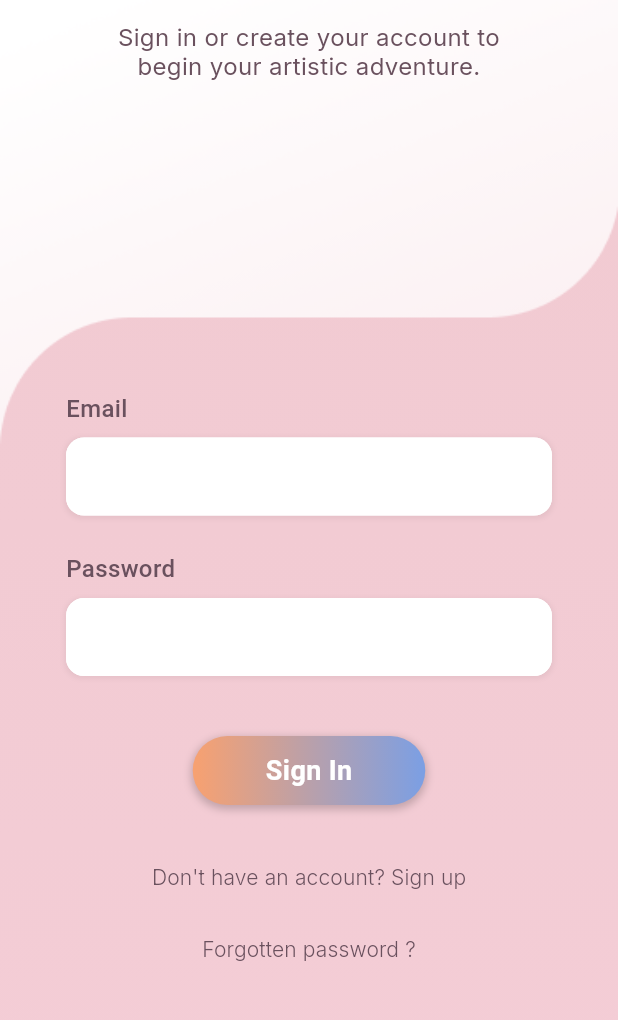
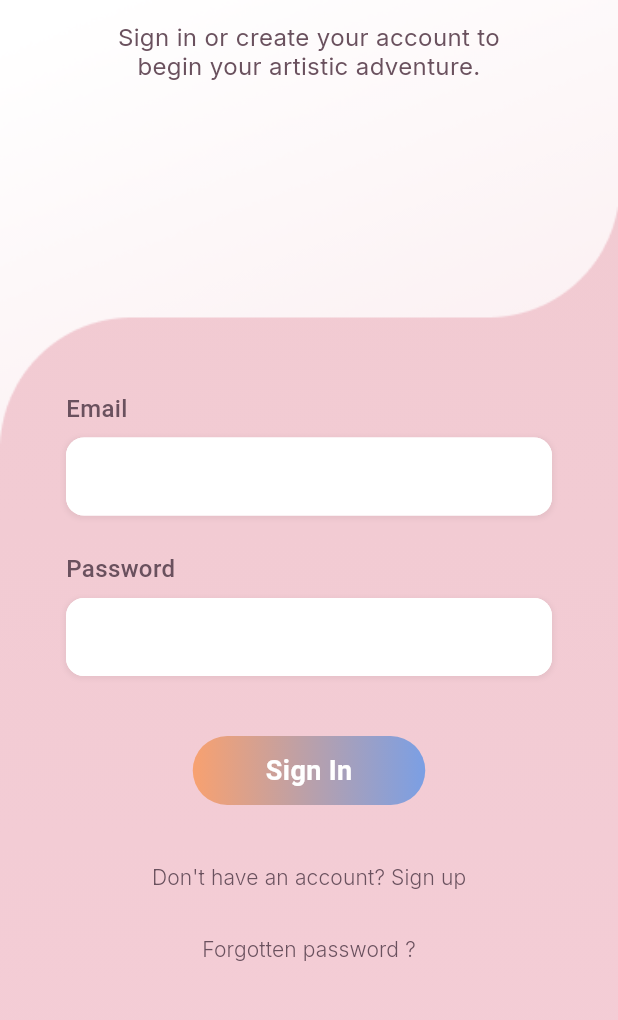
Before and after one commit to Artventuria/front, a Flutter app: the SignInPage screen opened directly, on a phone screen of 412 x 824 dp, the part 89-1109 px from its top. Run offline on Flutter 3.47's test engine with Material 3 defaults, Android fonts, the phone set to English and light mode, and no system bars; drawn by our look-alikes of auto_size_text; our stand-ins replace flutter_svg, google_fonts; missing offline and left inert: model_viewer_plus.

Commit message:
fix: update AuthButton widget styles for improved appearance

```diff
--- a/lib/widgets/auth/auth_button_widget.dart
+++ b/lib/widgets/auth/auth_button_widget.dart
@@ -29,14 +29,6 @@ class AuthButton extends StatelessWidget {
           ],
         ),
         borderRadius: BorderRadius.circular(23.0),
-        boxShadow: [
-          BoxShadow(
-            color: Colors.black.withValues(alpha: 0.2),
-            spreadRadius: 1,
-            blurRadius: 4,
-            offset: const Offset(0, 2),
-          ),
-        ],
       ),
       child: Material(
         color: Colors.transparent,
@@ -49,7 +41,7 @@ class AuthButton extends StatelessWidget {
               style: const TextStyle(
                 color: Colors.white,
                 fontSize: 18,
-                fontWeight: FontWeight.w600,
+                fontWeight: FontWeight.bold,
               ),
             ),
           ),
```
